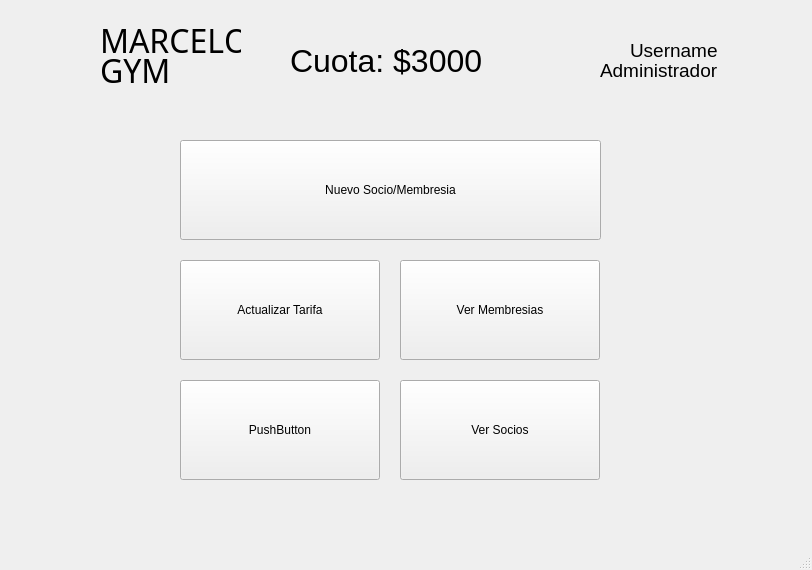
Qt form Pantallas qt/main.ui (Sluur/gym_marcelo) before a commit.
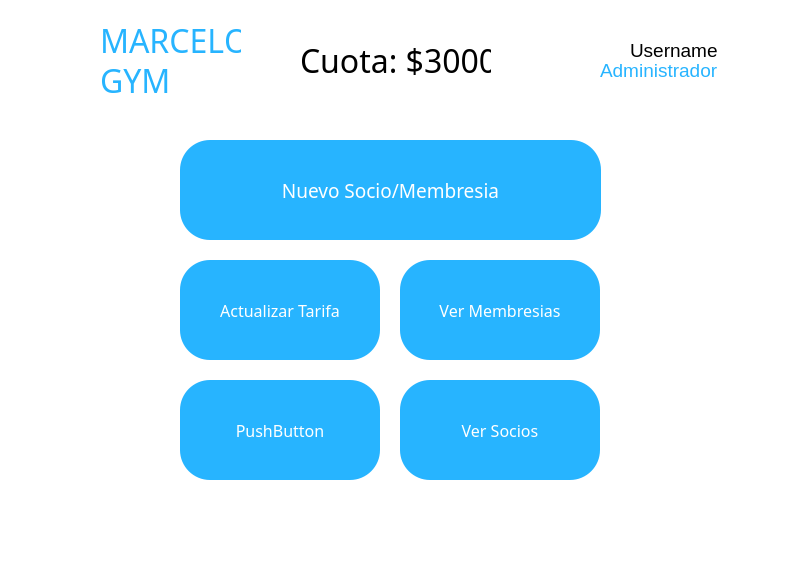
The same form after that commit.

```diff
--- a/Pantallas qt/main.ui
+++ b/Pantallas qt/main.ui
@@ -10,11 +10,16 @@
     <height>570</height>
    </rect>
   </property>
+  <property name="font">
+   <font>
+    <pointsize>5</pointsize>
+   </font>
+  </property>
   <property name="windowTitle">
    <string>MainWindow</string>
   </property>
   <property name="styleSheet">
-   <string notr="true">background rgb(226, 226, 226)</string>
+   <string notr="true">background : white</string>
   </property>
   <widget class="QWidget" name="centralwidget">
    <widget class="QPushButton" name="btnNew">
@@ -29,6 +34,34 @@
       <height>100</height>
      </rect>
     </property>
+    <property name="font">
+     <font>
+      <family>Bahnschrift Light</family>
+      <pointsize>14</pointsize>
+      <weight>50</weight>
+      <bold>false</bold>
+      <stylestrategy>PreferAntialias</stylestrategy>
+      <kerning>true</kerning>
+     </font>
+    </property>
+    <property name="styleSheet">
+     <string notr="true">QPushButton{
+
+	border: none;
+	border-radius: 30px;
+	padding: 0 8px;
+	background-color: rgb(39, 180, 255);
+	color: white;
+}
+QPushButton::hover{
+	
+	background-color: rgb(153, 220, 255);
+}
+QPushButton::pressed{
+
+	background-color: rgb(39, 180, 255);
+}</string>
+    </property>
     <property name="text">
      <string>Nuevo Socio/Membresia</string>
     </property>
@@ -45,6 +78,31 @@
       <height>100</height>
      </rect>
     </property>
+    <property name="font">
+     <font>
+      <family>Bahnschrift Light</family>
+      <pointsize>12</pointsize>
+      <stylestrategy>PreferAntialias</stylestrategy>
+     </font>
+    </property>
+    <property name="styleSheet">
+     <string notr="true">QPushButton{
+
+	border: none;
+	border-radius: 30px;
+	padding: 0 8px;
+	background-color: rgb(39, 180, 255);
+	color: white;
+}
+QPushButton::hover{
+	
+	background-color: rgb(153, 220, 255);
+}
+QPushButton::pressed{
+
+	background-color: rgb(39, 180, 255);
+}</string>
+    </property>
     <property name="text">
      <string>Ver Socios</string>
     </property>
@@ -61,6 +119,22 @@
       <height>100</height>
      </rect>
     </property>
+    <property name="font">
+     <font>
+      <family>Bahnschrift Light</family>
+      <pointsize>12</pointsize>
+     </font>
+    </property>
+    <property name="styleSheet">
+     <string notr="true">QPushButton{
+
+	border: none;
+	border-radius: 30px;
+	padding: 0 8px;
+	background: rgb(39, 180, 255);
+	color: white;
+}</string>
+    </property>
     <property name="text">
      <string>PushButton</string>
     </property>
@@ -77,6 +151,32 @@
       <height>100</height>
      </rect>
     </property>
+    <property name="font">
+     <font>
+      <family>Bahnschrift Light</family>
+      <pointsize>12</pointsize>
+      <weight>50</weight>
+      <bold>false</bold>
+     </font>
+    </property>
+    <property name="styleSheet">
+     <string notr="true">QPushButton{
+
+	border: none;
+	border-radius: 30px;
+	padding: 0 8px;
+	background-color: rgb(39, 180, 255);
+	color: white;
+}
+QPushButton::hover{
+	
+	background-color: rgb(153, 220, 255);
+}
+QPushButton::pressed{
+
+	background-color: rgb(39, 180, 255);
+}</string>
+    </property>
     <property name="text">
      <string>Actualizar Tarifa</string>
     </property>
@@ -93,6 +193,37 @@
       <height>100</height>
      </rect>
     </property>
+    <property name="font">
+     <font>
+      <family>Bahnschrift Light</family>
+      <pointsize>12</pointsize>
+      <weight>50</weight>
+      <italic>false</italic>
+      <bold>false</bold>
+      <underline>false</underline>
+      <strikeout>false</strikeout>
+      <stylestrategy>PreferAntialias</stylestrategy>
+      <kerning>true</kerning>
+     </font>
+    </property>
+    <property name="styleSheet">
+     <string notr="true">QPushButton{
+
+	border: none;
+	border-radius: 30px;
+	padding: 0 8px;
+	background-color: rgb(39, 180, 255);
+	color: white;
+}
+QPushButton::hover{
+	
+	background-color: rgb(153, 220, 255);
+}
+QPushButton::pressed{
+
+	background-color: rgb(39, 180, 255);
+}</string>
+    </property>
     <property name="text">
      <string>Ver Membresias</string>
     </property>
@@ -117,6 +248,9 @@
       <kerning>false</kerning>
      </font>
     </property>
+    <property name="styleSheet">
+     <string notr="true">color: rgb(39, 180, 255);</string>
+    </property>
     <property name="text">
      <string>MARCELO</string>
     </property>
@@ -128,7 +262,7 @@
     <property name="geometry">
      <rect>
       <x>100</x>
-      <y>50</y>
+      <y>60</y>
       <width>71</width>
       <height>41</height>
      </rect>
@@ -144,6 +278,9 @@
       <kerning>false</kerning>
      </font>
     </property>
+    <property name="styleSheet">
+     <string notr="true">color: rgb(39, 180, 255);</string>
+    </property>
     <property name="text">
      <string>GYM</string>
     </property>
@@ -185,6 +322,9 @@
       <pointsize>14</pointsize>
      </font>
     </property>
+    <property name="styleSheet">
+     <string notr="true">color: rgb(39, 180, 255);</string>
+    </property>
     <property name="text">
      <string>Administrador</string>
     </property>
@@ -192,14 +332,15 @@
    <widget class="QLabel" name="txtCuota">
     <property name="geometry">
      <rect>
-      <x>290</x>
+      <x>300</x>
       <y>30</y>
-      <width>311</width>
+      <width>191</width>
       <height>61</height>
      </rect>
     </property>
     <property name="font">
      <font>
+      <family>Bahnschrift SemiBold</family>
       <pointsize>24</pointsize>
      </font>
     </property>
```
